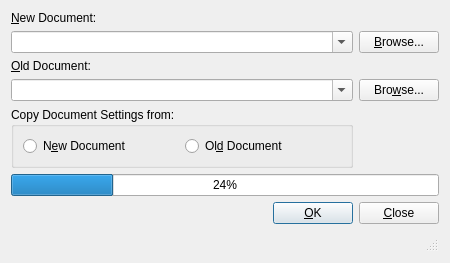
Above: src/frontends/qt4/ui/CompareUi.ui from cburschka/lyx before the change. Below: the same form after it.
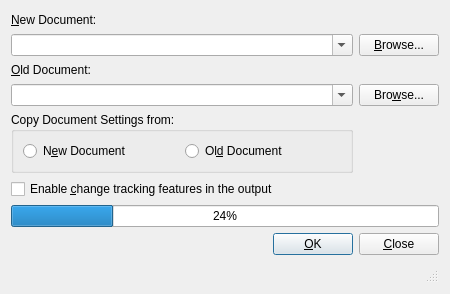
That is the form after the change.

Commit message: Switch on CT in comparison result

The edit to the form file:
```diff
--- a/src/frontends/qt4/ui/CompareUi.ui
+++ b/src/frontends/qt4/ui/CompareUi.ui
@@ -1,12 +1,12 @@
 <ui version="4.0">
  <class>CompareUi</class>
- <widget class="QDialog" name="CompareUi">
-  <property name="geometry">
+ <widget class="QDialog" name="CompareUi" >
+  <property name="geometry" >
    <rect>
     <x>0</x>
     <y>0</y>
     <width>450</width>
-    <height>246</height>
+    <height>294</height>
    </rect>
   </property>
   <property name="windowTitle">
@@ -108,9 +108,9 @@
      </layout>
     </widget>
    </item>
-   <item row="5" column="0" colspan="2">
-    <widget class="QProgressBar" name="progressBar">
-     <property name="value">
+   <item row="6" column="0" colspan="2" >
+    <widget class="QProgressBar" name="progressBar" >
+     <property name="value" >
       <number>24</number>
      </property>
      <property name="orientation">
@@ -118,8 +118,8 @@
      </property>
     </widget>
    </item>
-   <item row="6" column="0" colspan="2">
-    <layout class="QHBoxLayout">
+   <item row="8" column="0" colspan="2" >
+    <layout class="QHBoxLayout" >
      <item>
       <spacer>
        <property name="orientation">
@@ -164,8 +164,21 @@
      </item>
     </layout>
    </item>
-   <item row="7" column="0" colspan="2">
-    <widget class="QStatusBar" name="statusBar"/>
+   <item row="9" column="0" colspan="2" >
+    <widget class="QStatusBar" name="statusBar" />
+   </item>
+   <item row="5" column="0" >
+    <widget class="QCheckBox" name="trackingCB" >
+     <property name="toolTip" >
+      <string>Turns on the change tracking and showing changes in LaTeX output for the resulting document</string>
+     </property>
+     <property name="text" >
+      <string>Enable &amp;change tracking features in the output</string>
+     </property>
+     <property name="checked" >
+      <bool>false</bool>
+     </property>
+    </widget>
    </item>
   </layout>
  </widget>
```
Left out of the diff: 104 changed lines with no effect on the pictures. The commit also changes 1 other file.
